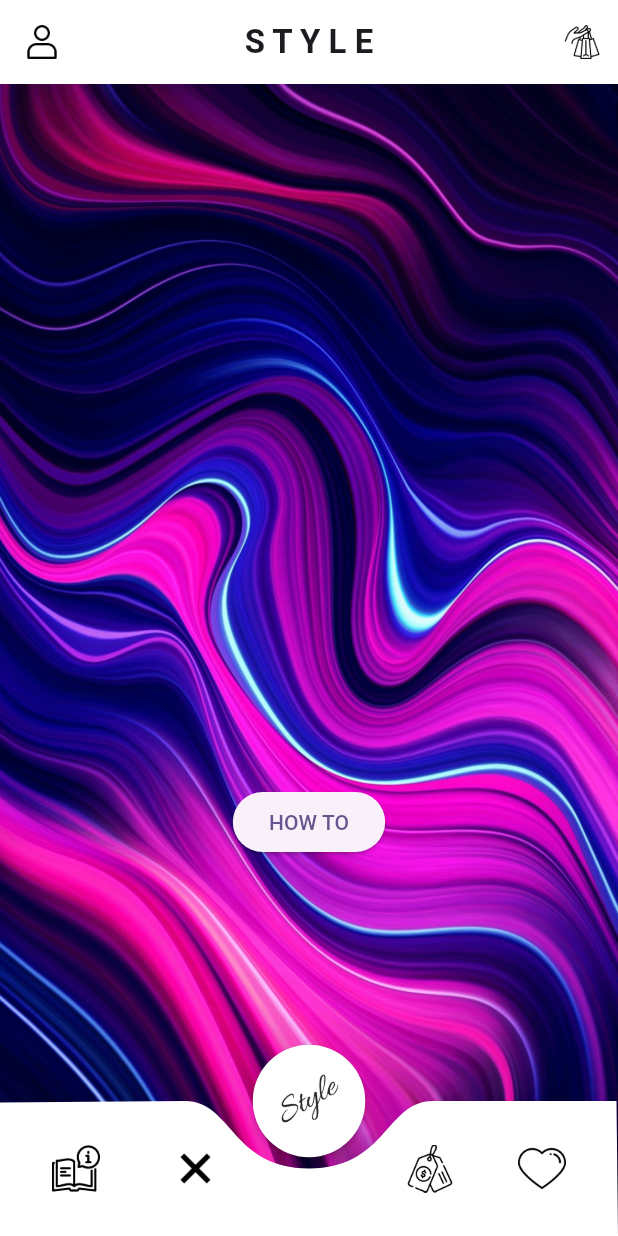
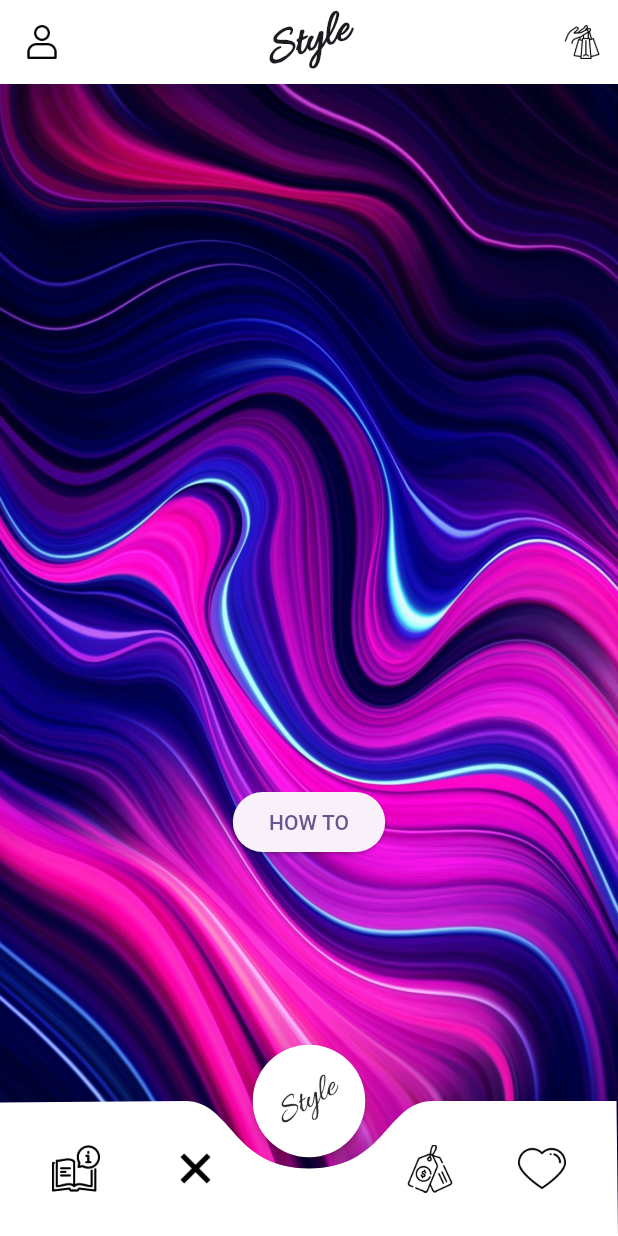
Before and after one commit to omarshafik12/flexible_display, a Flutter app: the HomePage screen opened by its route, on a phone screen of 412 x 824 dp. Run offline on Flutter 3.47's test engine with Material 3 defaults, Android fonts, the phone set to English and light mode, and no system bars; our stand-ins replace google_fonts.

Commit message:
updated nav_bar

```diff
--- a/App/flutter_application_1/lib/screens/home/home.dart
+++ b/App/flutter_application_1/lib/screens/home/home.dart
@@ -1,5 +1,6 @@
 import 'package:flutter/material.dart';
 import 'dart:math' as math;
+import "package:google_fonts/google_fonts.dart";
 
 class HomePage extends StatelessWidget {
   const HomePage({super.key});
@@ -11,9 +12,15 @@ class HomePage extends StatelessWidget {
         backgroundColor: Colors.white,
         elevation: 0,
         centerTitle: true,
-        title: Text(
-          "S T Y L E",
-          style: TextStyle(fontWeight: FontWeight.bold),
+        title: Transform.rotate(
+          angle: -math.pi / 10,
+          child: Text(
+            'Style',
+            style: GoogleFonts.allura(
+              fontSize: 32,
+              fontWeight: FontWeight.w800,
+            ),
+          ),
         ),
         leading: IconButton(
           icon: SizedBox(
--- a/App/flutter_application_1/pubspec.yaml
+++ b/App/flutter_application_1/pubspec.yaml
@@ -35,6 +35,7 @@ dependencies:
   # Use with the CupertinoIcons class for iOS style icons.
   cupertino_icons: ^1.0.8
   icons_plus: ^4.0.0
+  google_fonts: ^6.2.1
 
 dev_dependencies:
   flutter_test:
@@ -99,6 +100,9 @@ flutter:
     - family: Quintessential
       fonts:
         - asset: fonts/Quintessential-Regular.ttf
+    - family: Allura
+      fonts:
+        - asset: fonts/Allura-Regular.ttf
   #
   # For details regarding fonts from package dependencies,
   # see https://flutter.dev/to/font-from-package
```
Also changed, not shown: App/flutter_application_1/fonts/Allura-Regular.ttf (added), App/flutter_application_1/pubspec.lock, 1 other file.
